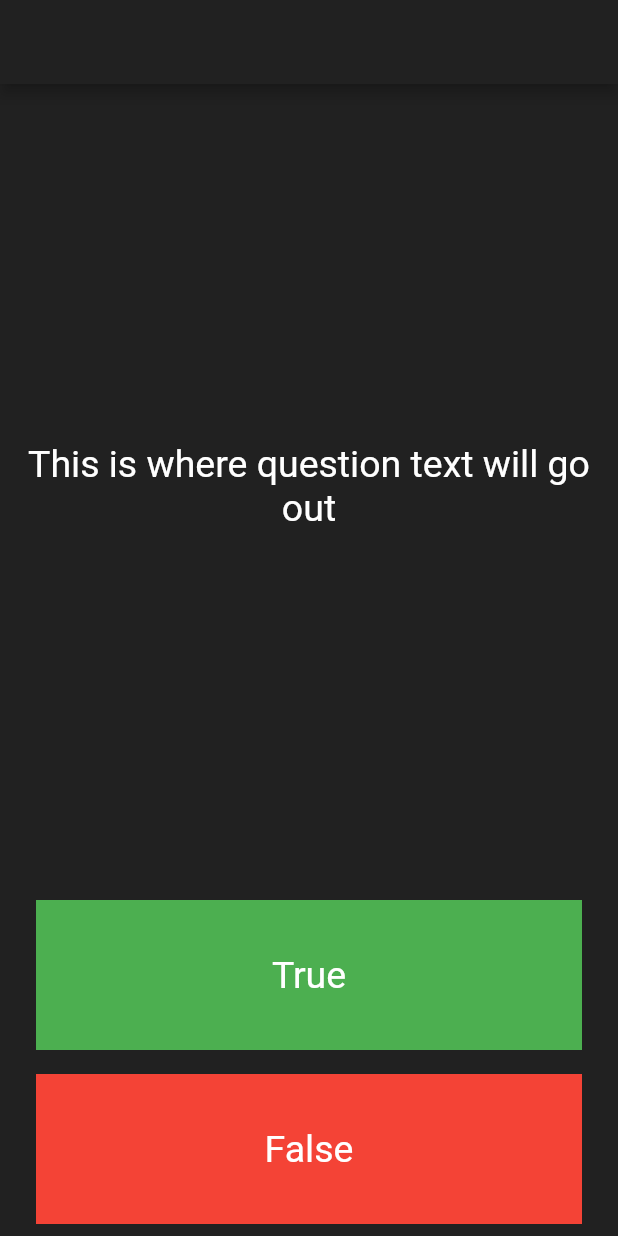
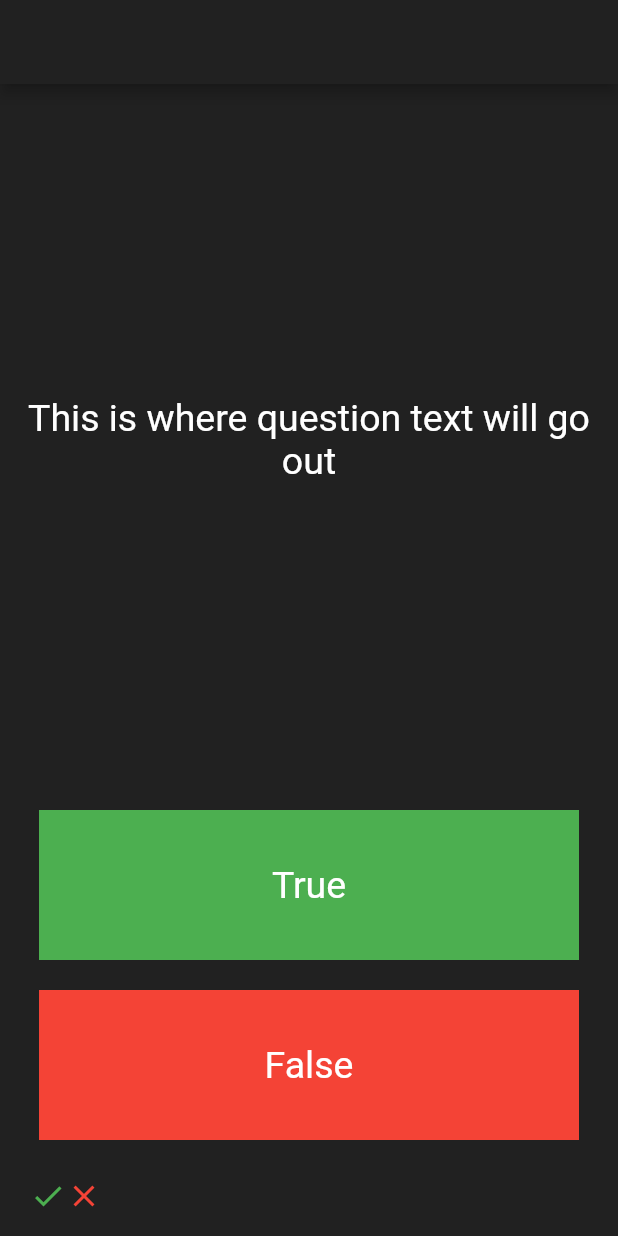
Before and after one commit to ishvar99/flutter-quizz, a Flutter app: the screen it shows after launch, on a phone screen of 412 x 824 dp. Run offline on Flutter 3.47's test engine with Material 2 defaults, Android fonts, the phone set to English and light mode, and no system bars.

Commit message:
added score checker at the bottom

```diff
--- a/lib/home.dart
+++ b/lib/home.dart
@@ -18,7 +18,7 @@ class _HomeState extends State<Home> {
           Expanded(
             child: Center(
               child: Padding(
-                padding: const EdgeInsets.all(8.0),
+                padding: const EdgeInsets.all(10.0),
                 child: Text(
                   'This is where question text will go out',
                   textAlign: TextAlign.center,
@@ -31,9 +31,9 @@ class _HomeState extends State<Home> {
             crossAxisAlignment: CrossAxisAlignment.stretch,
             children: <Widget>[
               Padding(
-                padding: const EdgeInsets.all(8.0),
+                padding: const EdgeInsets.all(10.0),
                 child: FlatButton(
-                  onPressed: ()=>print('true'),
+                  onPressed: () => print('true'),
                   child: Container(
                     child: Center(
                       child: Text(
@@ -47,7 +47,7 @@ class _HomeState extends State<Home> {
                 ),
               ),
               Padding(
-                padding: const EdgeInsets.all(8.0),
+                padding: const EdgeInsets.all(10.0),
                 child: FlatButton(
                   child: Container(
                     child: Center(
@@ -63,6 +63,19 @@ class _HomeState extends State<Home> {
               )
             ],
           ),
+          Padding(
+            padding:
+                const EdgeInsets.symmetric(vertical: 15.0, horizontal: 20.0),
+            child: Row(
+              children: <Widget>[
+                Icon(
+                  Icons.check,
+                  color: Colors.green,
+                ),
+                Icon(Icons.close, color: Colors.red)
+              ],
+            ),
+          )
         ],
       ),
     );
--- a/lib/main.dart
+++ b/lib/main.dart
@@ -7,7 +7,6 @@ class MyApp extends StatelessWidget {
   @override
   Widget build(BuildContext context) {
     return MaterialApp(
-      title: 'Quiz',
       theme: ThemeData(
         textTheme: TextTheme(
             display1: TextStyle(
```
